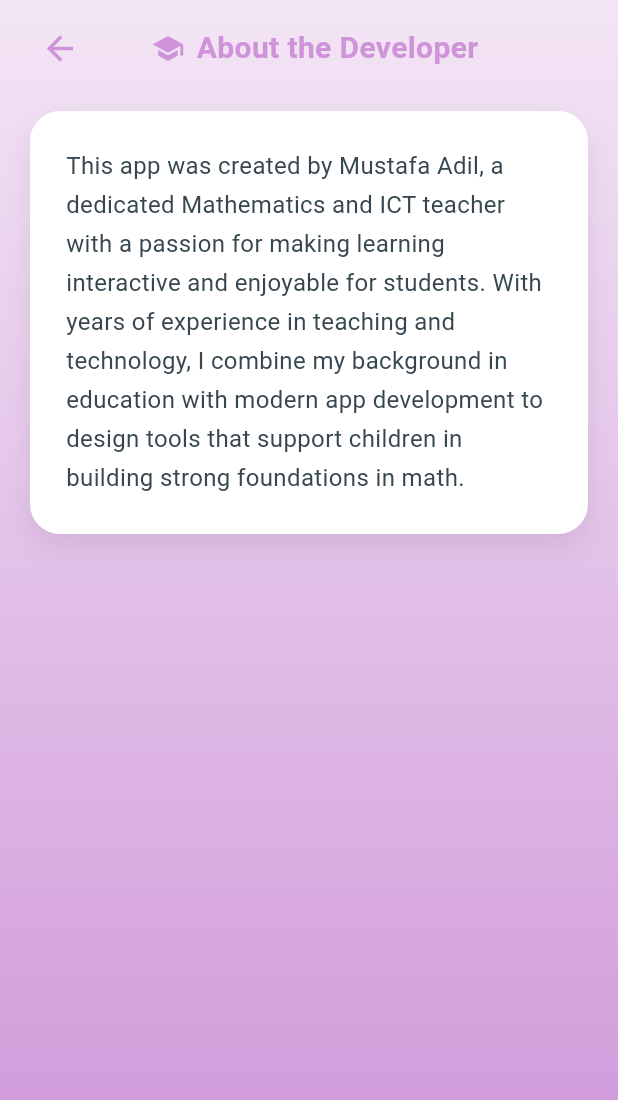
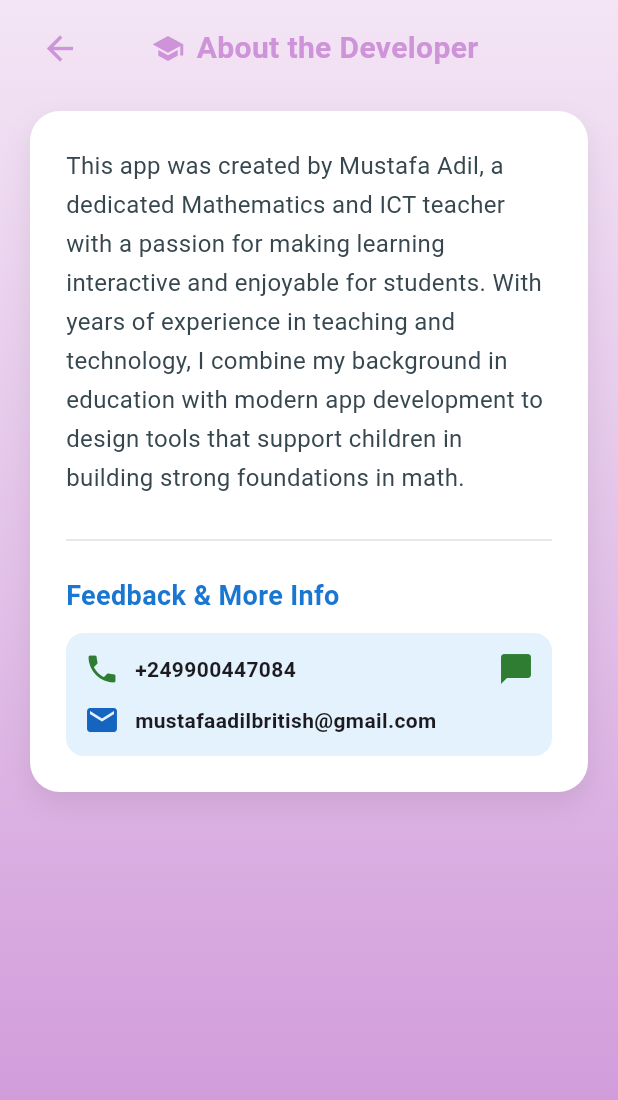
Before and after one commit to mustafaadilbritish-del/168math, a Flutter app: the AboutDeveloperScreen screen opened by its route, on a phone screen of 412 x 824 dp. Shown: the top 1100 px of the screen. Run offline on Flutter 3.47's test engine with Material 3 defaults, Android fonts, the phone set to English and light mode, and no system bars; our stand-ins replace shared_preferences; accounts and stored records are empty; statements that could not run were skipped.

Commit message:
Add contact section to About Developer screen with contact details
Co-authored-by: mustafaadilbritish <mustafaadilbritish@gmail.com>

```diff
--- a/lib/screens/info_screens.dart
+++ b/lib/screens/info_screens.dart
@@ -167,13 +167,66 @@ class AboutDeveloperScreen extends StatelessWidget {
       title: 'About the Developer',
       icon: Icons.school,
       gradientColors: const [Color(0xFFF3E5F5), Color(0xFFE1BEE7), Color(0xFFCE93D8)],
-      child: Text(
+      child: Column(
+        crossAxisAlignment: CrossAxisAlignment.start,
+        children: [
+          Text(
             _text,
             style: TextStyle(
               fontSize: isTablet ? 20 : 16,
               height: 1.6,
               color: const Color(0xFF37474F),
             ),
+          ),
+          const SizedBox(height: 20),
+          Divider(color: Colors.grey[300], thickness: 1),
+          const SizedBox(height: 16),
+          Text(
+            'Feedback & More Info',
+            style: TextStyle(
+              fontSize: isTablet ? 22 : 18,
+              fontWeight: FontWeight.w700,
+              color: const Color(0xFF1976D2),
+            ),
+          ),
+          const SizedBox(height: 12),
+          Container(
+            padding: const EdgeInsets.all(12),
+            decoration: BoxDecoration(
+              color: const Color(0xFFE3F2FD),
+              borderRadius: BorderRadius.circular(12),
+            ),
+            child: Column(
+              children: [
+                Row(
+                  children: [
+                    const Icon(Icons.phone, color: Color(0xFF2E7D32)),
+                    const SizedBox(width: 10),
+                    const Text(
+                      '+249900447084',
+                      style: TextStyle(fontWeight: FontWeight.w600),
+                    ),
+                    const Spacer(),
+                    const Icon(Icons.chat_bubble, color: Color(0xFF2E7D32)),
+                  ],
+                ),
+                const SizedBox(height: 10),
+                Row(
+                  children: const [
+                    Icon(Icons.email, color: Color(0xFF1565C0)),
+                    SizedBox(width: 10),
+                    Expanded(
+                      child: Text(
+                        'mustafaadilbritish@gmail.com',
+                        style: TextStyle(fontWeight: FontWeight.w600),
+                      ),
+                    ),
+                  ],
+                ),
+              ],
+            ),
+          ),
+        ],
       ),
     );
   }
```
Lines whose indentation alone changed are shown as unchanged.
